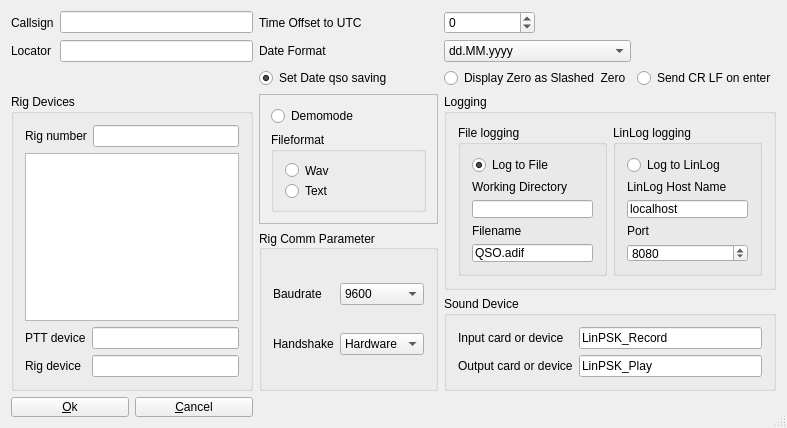
This is gui/generalsettings.ui in dl1ksv/linpsk as Qt 5 draws it before an edit. The edited form follows.
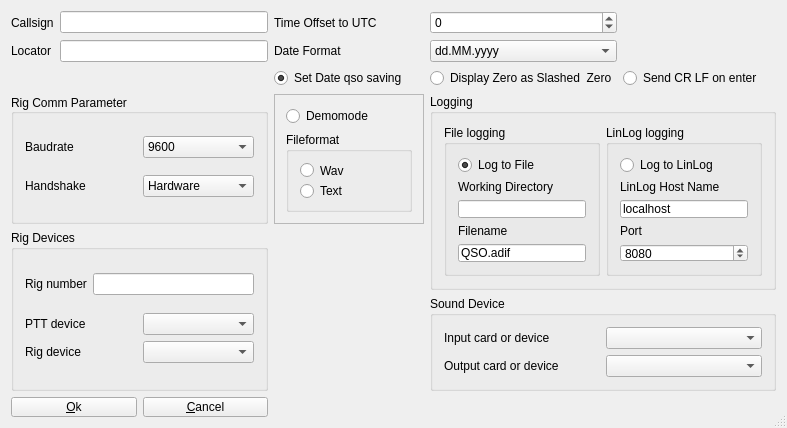
This is the edited form.

```diff
--- a/gui/generalsettings.ui
+++ b/gui/generalsettings.ui
@@ -37,21 +37,47 @@
   <property name="sizeGripEnabled">
    <bool>true</bool>
   </property>
-  <layout class="QGridLayout" name="gridLayout_6">
-   <item row="1" column="5">
-    <spacer name="horizontalSpacer_7">
-     <property name="orientation">
-      <enum>Qt::Horizontal</enum>
+  <layout class="QGridLayout" name="gridLayout_4">
+   <item row="0" column="0">
+    <widget class="QLabel" name="CallsignL">
+     <property name="frameShape">
+      <enum>QFrame::NoFrame</enum>
      </property>
-     <property name="sizeHint" stdset="0">
-      <size>
-       <width>178</width>
-       <height>20</height>
-      </size>
+     <property name="frameShadow">
+      <enum>QFrame::Plain</enum>
      </property>
-    </spacer>
+     <property name="text">
+      <string>Callsign</string>
+     </property>
+     <property name="wordWrap">
+      <bool>false</bool>
+     </property>
+    </widget>
    </item>
-   <item row="0" column="5">
+   <item row="0" column="1">
+    <widget class="QLineEdit" name="Callsign"/>
+   </item>
+   <item row="0" column="2">
+    <widget class="QLabel" name="UTCL">
+     <property name="text">
+      <string>Time Offset to UTC</string>
+     </property>
+     <property name="wordWrap">
+      <bool>false</bool>
+     </property>
+    </widget>
+   </item>
+   <item row="0" column="3">
+    <widget class="QSpinBox" name="UTC">
+     <property name="minimum">
+      <number>-12</number>
+     </property>
+     <property name="maximum">
+      <number>12</number>
+     </property>
+    </widget>
+   </item>
+   <item row="0" column="4">
     <spacer name="horizontalSpacer_6">
      <property name="orientation">
       <enum>Qt::Horizontal</enum>
@@ -64,7 +90,24 @@
      </property>
     </spacer>
    </item>
-   <item row="1" column="3" colspan="2">
+   <item row="1" column="0">
+    <widget class="QLabel" name="label_3">
+     <property name="text">
+      <string>Locator</string>
+     </property>
+    </widget>
+   </item>
+   <item row="1" column="1">
+    <widget class="QLineEdit" name="myLocator"/>
+   </item>
+   <item row="1" column="2">
+    <widget class="QLabel" name="label_6">
+     <property name="text">
+      <string>Date Format</string>
+     </property>
+    </widget>
+   </item>
+   <item row="1" column="3">
     <widget class="QComboBox" name="dateFormat">
      <property name="whatsThis">
       <string>describes the format displaying the date within qsodata </string>
@@ -81,10 +124,52 @@
      </item>
     </widget>
    </item>
-   <item row="0" column="1">
-    <widget class="QLineEdit" name="Callsign"/>
+   <item row="1" column="4">
+    <spacer name="horizontalSpacer_7">
+     <property name="orientation">
+      <enum>Qt::Horizontal</enum>
+     </property>
+     <property name="sizeHint" stdset="0">
+      <size>
+       <width>178</width>
+       <height>20</height>
+      </size>
+     </property>
+    </spacer>
    </item>
-   <item row="2" column="3" colspan="2">
+   <item row="2" column="0" colspan="2">
+    <spacer name="horizontalSpacer_5">
+     <property name="orientation">
+      <enum>Qt::Horizontal</enum>
+     </property>
+     <property name="sizeHint" stdset="0">
+      <size>
+       <width>283</width>
+       <height>20</height>
+      </size>
+     </property>
+    </spacer>
+   </item>
+   <item row="2" column="2">
+    <widget class="QRadioButton" name="autoDate">
+     <property name="minimumSize">
+      <size>
+       <width>150</width>
+       <height>0</height>
+      </size>
+     </property>
+     <property name="text">
+      <string>Set Date qso saving</string>
+     </property>
+     <property name="checked">
+      <bool>true</bool>
+     </property>
+     <property name="autoExclusive">
+      <bool>false</bool>
+     </property>
+    </widget>
+   </item>
+   <item row="2" column="3">
     <widget class="QRadioButton" name="SlashedZero">
      <property name="font">
       <font/>
@@ -97,7 +182,116 @@
      </property>
     </widget>
    </item>
-   <item row="4" column="2">
+   <item row="2" column="4">
+    <widget class="QRadioButton" name="autoCrLf">
+     <property name="enabled">
+      <bool>true</bool>
+     </property>
+     <property name="text">
+      <string>Send CR LF on enter</string>
+     </property>
+    </widget>
+   </item>
+   <item row="3" column="0" colspan="2">
+    <widget class="QGroupBox" name="groupBox">
+     <property name="title">
+      <string>Rig Comm Parameter</string>
+     </property>
+     <property name="alignment">
+      <set>Qt::AlignLeading|Qt::AlignLeft|Qt::AlignVCenter</set>
+     </property>
+     <layout class="QGridLayout" name="gridLayout_5">
+      <item row="0" column="0">
+       <widget class="QLabel" name="label_14">
+        <property name="text">
+         <string>Baudrate</string>
+        </property>
+       </widget>
+      </item>
+      <item row="0" column="1">
+       <widget class="QComboBox" name="baudRate">
+        <property name="toolTip">
+         <string>Select Baudrate</string>
+        </property>
+        <property name="currentIndex">
+         <number>3</number>
+        </property>
+        <item>
+         <property name="text">
+          <string>1200</string>
+         </property>
+        </item>
+        <item>
+         <property name="text">
+          <string>2400</string>
+         </property>
+        </item>
+        <item>
+         <property name="text">
+          <string>4800</string>
+         </property>
+        </item>
+        <item>
+         <property name="text">
+          <string>9600</string>
+         </property>
+        </item>
+        <item>
+         <property name="text">
+          <string>19200</string>
+         </property>
+        </item>
+        <item>
+         <property name="text">
+          <string>38400</string>
+         </property>
+        </item>
+        <item>
+         <property name="text">
+          <string>57600</string>
+         </property>
+        </item>
+       </widget>
+      </item>
+      <item row="1" column="0">
+       <widget class="QLabel" name="label_15">
+        <property name="text">
+         <string>Handshake</string>
+        </property>
+       </widget>
+      </item>
+      <item row="1" column="1">
+       <widget class="QComboBox" name="handShake">
+        <property name="toolTip">
+         <string>Select Handshake</string>
+        </property>
+        <property name="currentIndex">
+         <number>1</number>
+        </property>
+        <property name="maxVisibleItems">
+         <number>3</number>
+        </property>
+        <item>
+         <property name="text">
+          <string>None</string>
+         </property>
+        </item>
+        <item>
+         <property name="text">
+          <string>Hardware</string>
+         </property>
+        </item>
+        <item>
+         <property name="text">
+          <string>XonXoff</string>
+         </property>
+        </item>
+       </widget>
+      </item>
+     </layout>
+    </widget>
+   </item>
+   <item row="3" column="2">
     <widget class="QFrame" name="frame">
      <property name="frameShape">
       <enum>QFrame::StyledPanel</enum>
@@ -145,152 +339,7 @@
      </layout>
     </widget>
    </item>
-   <item row="1" column="2">
-    <widget class="QLabel" name="label_6">
-     <property name="text">
-      <string>Date Format</string>
-     </property>
-    </widget>
-   </item>
-   <item row="1" column="0">
-    <widget class="QLabel" name="label_3">
-     <property name="text">
-      <string>Locator</string>
-     </property>
-    </widget>
-   </item>
-   <item row="1" column="1">
-    <widget class="QLineEdit" name="myLocator"/>
-   </item>
-   <item row="2" column="2">
-    <widget class="QRadioButton" name="autoDate">
-     <property name="minimumSize">
-      <size>
-       <width>150</width>
-       <height>0</height>
-      </size>
-     </property>
-     <property name="text">
-      <string>Set Date qso saving</string>
-     </property>
-     <property name="checked">
-      <bool>true</bool>
-     </property>
-     <property name="autoExclusive">
-      <bool>false</bool>
-     </property>
-    </widget>
-   </item>
-   <item row="4" column="0" rowspan="3" colspan="2">
-    <widget class="QGroupBox" name="groupBox_2">
-     <property name="title">
-      <string>Rig Devices</string>
-     </property>
-     <layout class="QVBoxLayout" name="verticalLayout_5">
-      <item>
-       <layout class="QHBoxLayout" name="horizontalLayout">
-        <item>
-         <widget class="QLabel" name="label_11">
-          <property name="text">
-           <string>Rig number</string>
-          </property>
-         </widget>
-        </item>
-        <item>
-         <widget class="QLineEdit" name="modelNr">
-          <property name="toolTip">
-           <string>Set Rig number as defined in hamlib</string>
-          </property>
-          <property name="inputMask">
-           <string extracomment="Modelnumber from hamlib">0999</string>
-          </property>
-          <property name="alignment">
-           <set>Qt::AlignRight|Qt::AlignTrailing|Qt::AlignVCenter</set>
-          </property>
-         </widget>
-        </item>
-       </layout>
-      </item>
-      <item>
-       <widget class="QListView" name="AvailableDevices"/>
-      </item>
-      <item>
-       <layout class="QGridLayout" name="gridLayout_2">
-        <item row="0" column="1">
-         <widget class="QLineEdit" name="pttDevice"/>
-        </item>
-        <item row="0" column="0">
-         <widget class="QLabel" name="label_9">
-          <property name="text">
-           <string>PTT device</string>
-          </property>
-         </widget>
-        </item>
-        <item row="1" column="0">
-         <widget class="QLabel" name="label_10">
-          <property name="text">
-           <string>Rig device</string>
-          </property>
-         </widget>
-        </item>
-        <item row="1" column="1">
-         <widget class="QLineEdit" name="rigControl"/>
-        </item>
-       </layout>
-      </item>
-     </layout>
-    </widget>
-   </item>
-   <item row="7" column="2">
-    <spacer name="horizontalSpacer_8">
-     <property name="orientation">
-      <enum>Qt::Horizontal</enum>
-     </property>
-     <property name="sizeHint" stdset="0">
-      <size>
-       <width>40</width>
-       <height>20</height>
-      </size>
-     </property>
-    </spacer>
-   </item>
-   <item row="0" column="3">
-    <widget class="QSpinBox" name="UTC">
-     <property name="minimum">
-      <number>-12</number>
-     </property>
-     <property name="maximum">
-      <number>12</number>
-     </property>
-    </widget>
-   </item>
-   <item row="0" column="0">
-    <widget class="QLabel" name="CallsignL">
-     <property name="frameShape">
-      <enum>QFrame::NoFrame</enum>
-     </property>
-     <property name="frameShadow">
-      <enum>QFrame::Plain</enum>
-     </property>
-     <property name="text">
-      <string>Callsign</string>
-     </property>
-     <property name="wordWrap">
-      <bool>false</bool>
-     </property>
-    </widget>
-   </item>
-   <item row="0" column="2">
-    <widget class="QLabel" name="UTCL">
-     <property name="text">
-      <string>Time Offset to UTC</string>
-     </property>
-     <property name="wordWrap">
-      <bool>false</bool>
-     </property>
-    </widget>
-   </item>
-   <item row="4" column="3" rowspan="2" colspan="3">
+   <item row="3" column="3" rowspan="2" colspan="2">
     <widget class="QGroupBox" name="groupBox_3">
      <property name="title">
       <string>Logging</string>
@@ -401,118 +450,69 @@
      </layout>
     </widget>
    </item>
-   <item row="5" column="2" rowspan="2">
-    <widget class="QGroupBox" name="groupBox">
+   <item row="4" column="0" rowspan="2" colspan="2">
+    <widget class="QGroupBox" name="groupBox_2">
      <property name="title">
-      <string>Rig Comm Parameter</string>
+      <string>Rig Devices</string>
      </property>
-     <property name="alignment">
-      <set>Qt::AlignLeading|Qt::AlignLeft|Qt::AlignVCenter</set>
-     </property>
-     <layout class="QGridLayout" name="gridLayout_5">
-      <item row="0" column="0">
-       <widget class="QLabel" name="label_14">
-        <property name="text">
-         <string>Baudrate</string>
-        </property>
-       </widget>
-      </item>
-      <item row="0" column="1">
-       <widget class="QComboBox" name="baudRate">
-        <property name="toolTip">
-         <string>Select Baudrate</string>
-        </property>
-        <property name="currentIndex">
-         <number>3</number>
-        </property>
+     <layout class="QVBoxLayout" name="verticalLayout_5">
+      <item>
+       <layout class="QHBoxLayout" name="horizontalLayout">
         <item>
-         <property name="text">
-          <string>1200</string>
-         </property>
+         <widget class="QLabel" name="label_11">
+          <property name="text">
+           <string>Rig number</string>
+          </property>
+         </widget>
         </item>
         <item>
-         <property name="text">
-          <string>2400</string>
-         </property>
+         <widget class="QLineEdit" name="modelNr">
+          <property name="toolTip">
+           <string>Set Rig number as defined in hamlib</string>
+          </property>
+          <property name="inputMask">
+           <string extracomment="Modelnumber from hamlib">0999</string>
+          </property>
+          <property name="alignment">
+           <set>Qt::AlignRight|Qt::AlignTrailing|Qt::AlignVCenter</set>
+          </property>
+         </widget>
         </item>
-        <item>
-         <property name="text">
-          <string>4800</string>
-         </property>
-        </item>
-        <item>
-         <property name="text">
-          <string>9600</string>
-         </property>
-        </item>
-        <item>
-         <property name="text">
-          <string>19200</string>
-         </property>
-        </item>
-        <item>
-         <property name="text">
-          <string>38400</string>
-         </property>
-        </item>
-        <item>
-         <property name="text">
-          <string>57600</string>
-         </property>
-        </item>
-       </widget>
+       </layout>
       </item>
-      <item row="1" column="0">
-       <widget class="QLabel" name="label_15">
-        <property name="text">
-         <string>Handshake</string>
-        </property>
-       </widget>
-      </item>
-      <item row="1" column="1">
-       <widget class="QComboBox" name="handShake">
-        <property name="toolTip">
-         <string>Select Handshake</string>
-        </property>
-        <property name="currentIndex">
-         <number>1</number>
-        </property>
-        <property name="maxVisibleItems">
-         <number>3</number>
-        </property>
-        <item>
-         <property name="text">
-          <string>None</string>
-         </property>
+      <item>
+       <layout class="QGridLayout" name="gridLayout_2">
+        <item row="0" column="0">
+         <widget class="QLabel" name="label_9">
+          <property name="text">
+           <string>PTT device</string>
+          </property>
+         </widget>
         </item>
-        <item>
-         <property name="text">
-          <string>Hardware</string>
-         </property>
+        <item row="1" column="0">
+         <widget class="QLabel" name="label_10">
+          <property name="text">
+           <string>Rig device</string>
+          </property>
+         </widget>
         </item>
-        <item>
-         <property name="text">
-          <string>XonXoff</string>
-         </property>
+        <item row="0" column="1">
+         <widget class="QComboBox" name="pttDevice"/>
         </item>
-       </widget>
+        <item row="1" column="1">
+         <widget class="QComboBox" name="rigControl"/>
+        </item>
+       </layout>
       </item>
      </layout>
     </widget>
    </item>
-   <item row="6" column="3" colspan="3">
+   <item row="5" column="3" colspan="2">
     <widget class="QGroupBox" name="SoundDeviceBox">
      <property name="title">
       <string>Sound Device</string>
      </property>
      <layout class="QGridLayout" name="gridLayout">
-      <item row="1" column="1">
-       <widget class="QLineEdit" name="soundOutputDeviceName">
-        <property name="text">
-         <string>LinPSK_Play</string>
-        </property>
-       </widget>
-      </item>
       <item row="0" column="0">
        <widget class="QLabel" name="label_7">
         <property name="text">
@@ -520,13 +520,6 @@
         </property>
        </widget>
       </item>
-      <item row="0" column="1">
-       <widget class="QLineEdit" name="soundInputDeviceName">
-        <property name="text">
-         <string>LinPSK_Record</string>
-        </property>
-       </widget>
-      </item>
       <item row="1" column="0">
        <widget class="QLabel" name="label_8">
         <property name="text">
@@ -534,10 +527,16 @@
         </property>
        </widget>
       </item>
+      <item row="0" column="1">
+       <widget class="QComboBox" name="soundInputDeviceName"/>
+      </item>
+      <item row="1" column="1">
+       <widget class="QComboBox" name="soundOutputDeviceName"/>
+      </item>
      </layout>
     </widget>
    </item>
-   <item row="7" column="0" colspan="2">
+   <item row="6" column="0" colspan="2">
     <layout class="QHBoxLayout" name="horizontalLayout_2">
      <item>
       <widget class="QPushButton" name="buttonOk">
@@ -600,30 +599,20 @@
      </item>
     </layout>
    </item>
-   <item row="2" column="5">
-    <widget class="QRadioButton" name="autoCrLf">
-     <property name="enabled">
-      <bool>true</bool>
-     </property>
-     <property name="text">
-      <string>Send CR LF on enter</string>
-     </property>
-    </widget>
-   </item>
-   <item row="2" column="0" colspan="2">
-    <spacer name="horizontalSpacer_5">
+   <item row="6" column="2">
+    <spacer name="horizontalSpacer_8">
      <property name="orientation">
       <enum>Qt::Horizontal</enum>
      </property>
      <property name="sizeHint" stdset="0">
       <size>
-       <width>283</width>
+       <width>40</width>
        <height>20</height>
       </size>
      </property>
     </spacer>
    </item>
-   <item row="7" column="3" colspan="3">
+   <item row="6" column="3" colspan="2">
     <spacer name="horizontalSpacer">
      <property name="orientation">
       <enum>Qt::Horizontal</enum>
```
Left out of the diff: 18 changed lines with no effect on the pictures.
